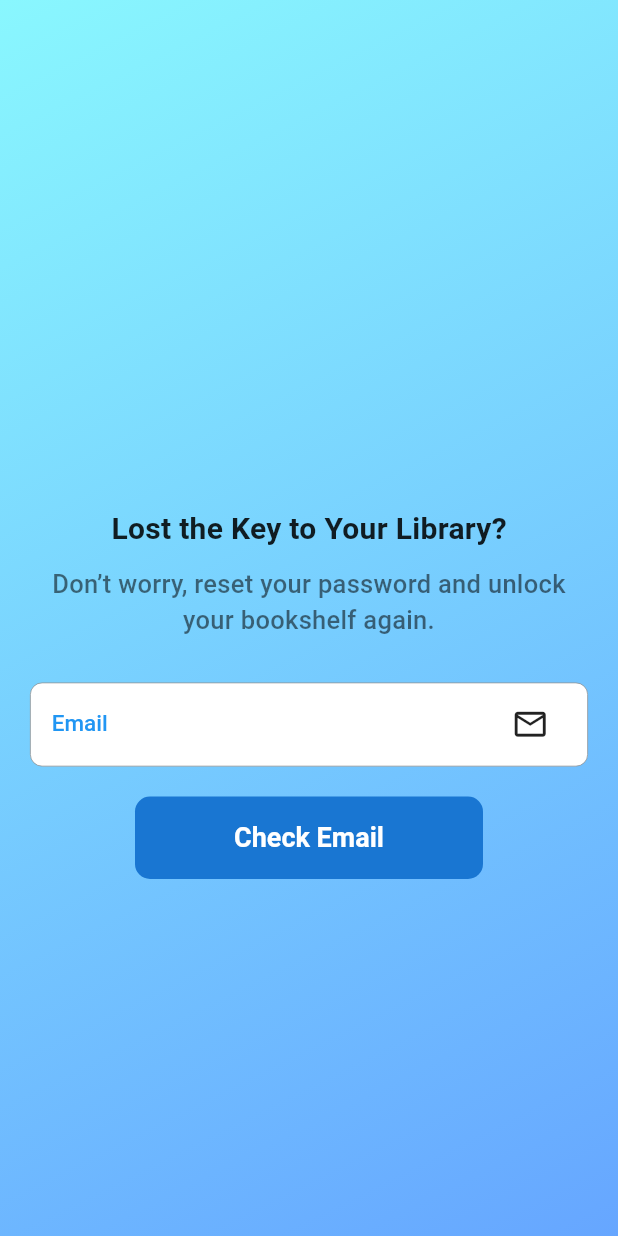
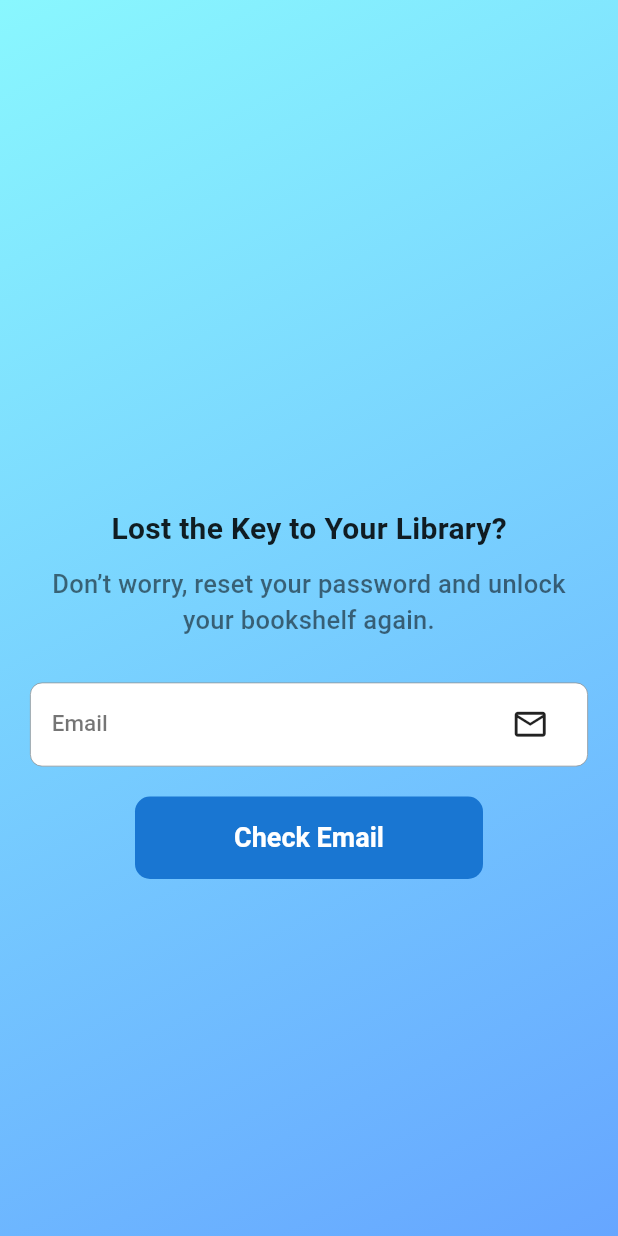
Before and after one commit to MineHope16/Flutter-Dev-Library-Management, a Flutter app: the ForgetPasswordScreen screen opened by its route, on a phone screen of 412 x 824 dp. Run offline on Flutter 3.47's test engine with Material 3 defaults, Android fonts, the phone set to English and light mode, and no system bars; our stand-ins replace cloud_firestore, firebase_auth, firebase_core, flutter_animate, shared_preferences, video_player; accounts and stored records are empty; network calls fail; Roboto replaces fonts that are missing (Poppins).

Commit message:
ThemeMode Fixed

```diff
--- /dev/null
+++ b/lib/Configuration/Routes.dart
@@ -0,0 +1,37 @@
+import 'package:flutter/cupertino.dart';
+import 'package:openlibrary_book_explorer/Presentation/Views/AuthorsScreen.dart';
+import 'package:openlibrary_book_explorer/Presentation/Views/CategoriesScreen.dart';
+import 'package:openlibrary_book_explorer/Presentation/Views/ForgetPasswordScreen.dart';
+import 'package:openlibrary_book_explorer/Presentation/Views/LogInScreen.dart';
+import 'package:openlibrary_book_explorer/Presentation/Views/ProfileScreen.dart';
+import 'package:openlibrary_book_explorer/Presentation/Views/SignUpScreen.dart';
+import 'package:openlibrary_book_explorer/Presentation/Views/SearchScreen.dart';
+import '../Presentation/Views/HomeScreen.dart';
+import '../Presentation/Views/OnBoardingScreen.dart';
+import '../Presentation/Views/SplashScreen.dart';
+
+class AppRoutes {
+  static const String splash = '/';
+  static const String onBoarding = '/onBoarding';
+  static const String login = '/login';
+  static const String signUp = '/signUp';
+  static const String forgetPassword = '/forgetPassword';
+  static const String home = '/home';
+  static const String categories = '/categories';
+  static const String authors = '/authors';
+  static const String profile = '/profile';
+  static const String search = '/search';
+
+  static Map<String, WidgetBuilder> routes = {
+    splash: (context) => SplashScreen(),
+    onBoarding: (context) => OnBoardingScreen(),
+    login: (context) => LogInScreen(),
+    signUp: (context) => SignUpScreen(),
+    forgetPassword: (context) => ForgetPasswordScreen(),
+    home: (context) => HomeScreen(),
+    categories: (context) => CategoriesScreen(),
+    authors: (context) => AuthorsScreen(),
+    profile: (context) => ProfileScreen(),
+    search: (context) => SearchScreen(),
+  };
+}
--- a/lib/Presentation/CommonWidgets/AuthenticationTextField.dart
+++ b/lib/Presentation/CommonWidgets/AuthenticationTextField.dart
@@ -27,7 +27,7 @@ class AuthenticationTextField extends StatelessWidget {
       controller: controller,
       keyboardType: keyboard ?? TextInputType.text,
       hintText: hintText,
-      hintColor: Colors.blue,
+      hintColor: themeProvider.secondaryTextColor,
       hintSize: 15,
       textColor: themeProvider.primaryTextColor,
       suffixIcon: suffixIcon,
--- a/lib/Presentation/Elements/CustomTextField.dart
+++ b/lib/Presentation/Elements/CustomTextField.dart
@@ -67,7 +67,6 @@ class MyTextField extends StatefulWidget {
   final Color? suffixColor;
   final double? labelSize;
 
-
   const MyTextField({
     super.key,
     this.btnLabel,
@@ -133,7 +132,7 @@ class MyTextField extends StatefulWidget {
     this.passwordIconColor,
     this.suffixColor,
     this.labelColor,
-    this.labelSize
+    this.labelSize,
   });
 
   @override
@@ -151,6 +150,9 @@ class _MyTextFieldState extends State<MyTextField> {
 
   @override
   Widget build(BuildContext context) {
+    final theme = Theme.of(context);
+    final isDarkMode = theme.brightness == Brightness.dark;
+
     return Padding(
       padding: EdgeInsets.only(
         left: widget.paddingLeft ?? 0,
@@ -164,15 +166,22 @@ class _MyTextFieldState extends State<MyTextField> {
         // fixed height
         margin: widget.containerMargin,
         padding:
-            widget.containerPadding ?? const EdgeInsets.symmetric(horizontal: 14),
+            widget.containerPadding ??
+            const EdgeInsets.symmetric(horizontal: 14),
         decoration: BoxDecoration(
           borderRadius: widget.borderRadius ?? BorderRadius.circular(8),
-          color: widget.backgroundColor ?? Colors.white,
-          border:
-              widget.removeBorder
+          color:
+              widget.backgroundColor ??
+              (isDarkMode ? const Color(0xFF2C2C2C) : Colors.white),
+          border: widget.removeBorder
               ? null
               : (widget.textFieldBorder ??
-                      Border.all(color: const Color(0xFF909090), width: 0.5)),
+                    Border.all(
+                      color: isDarkMode
+                          ? const Color(0xFF555555)
+                          : const Color(0xFF909090),
+                      width: 0.5,
+                    )),
         ),
         child: Center(
           child: TextFormField(
@@ -194,7 +203,7 @@ class _MyTextFieldState extends State<MyTextField> {
             maxLines: widget.maxLines ?? 1,
             minLines: widget.minLines ?? 1,
             validator: widget.validator,
-            cursorColor: widget.cursorColor ?? Colors.black,
+            cursorColor: widget.cursorColor ?? theme.colorScheme.primary,
             decoration:
                 widget.decoration ??
                 InputDecoration(
@@ -202,15 +211,16 @@ class _MyTextFieldState extends State<MyTextField> {
                   labelText: widget.labelText,
                   labelStyle: TextStyle(
                     fontFamily: 'Poppins',
-                    color: widget.labelColor ?? Colors.black,
+                    color: widget.labelColor ?? theme.colorScheme.onSurface,
                     fontSize: widget.labelSize ?? 20,
                     fontWeight: FontWeight.normal,
                   ),
                   isDense: true,
-                  prefixIcon:
-                      widget.prefixIcon != null ?
-                          Icon(widget.prefixIcon, size: widget.prefixIconSize,) :
-                      widget.prefixIcon == null && widget.icon != null && !widget.isSuffixIcon
+                  prefixIcon: widget.prefixIcon != null
+                      ? Icon(widget.prefixIcon, size: widget.prefixIconSize)
+                      : widget.prefixIcon == null &&
+                            widget.icon != null &&
+                            !widget.isSuffixIcon
                       ? Padding(
                           padding: const EdgeInsets.symmetric(horizontal: 8),
                           child: Image.asset(
@@ -221,8 +231,7 @@ class _MyTextFieldState extends State<MyTextField> {
                             color:
                                 widget.prefixIconColor ??
                                 const Color(0xff7B7B7B),
-                              errorBuilder:
-                                  (context, error, stackTrace) =>
+                            errorBuilder: (context, error, stackTrace) =>
                                 const Icon(Icons.error, size: 20),
                           ),
                         )
@@ -231,13 +240,21 @@ class _MyTextFieldState extends State<MyTextField> {
                       widget.prefixIconConstraints ??
                       const BoxConstraints(minWidth: 36, minHeight: 36),
                   suffixStyle: widget.suffixStyle,
-                  suffixIcon:widget.suffixIcon != null ? Icon(widget.suffixIcon, size: 25, color: widget.suffixColor,) : widget.isPasswordField
+                  suffixIcon: widget.suffixIcon != null
+                      ? Icon(
+                          widget.suffixIcon,
+                          size: 25,
+                          color: widget.suffixColor,
+                        )
+                      : widget.isPasswordField
                       ? IconButton(
                           icon: Icon(
                             isTextObscured
                                 ? Icons.visibility_off_outlined
                                 : Icons.visibility_outlined,
-                      color: widget.passwordIconColor ?? Colors.black,
+                            color:
+                                widget.passwordIconColor ??
+                                theme.colorScheme.onSurface,
                             size: 25,
                           ),
                           padding: EdgeInsets.zero,
@@ -262,8 +279,7 @@ class _MyTextFieldState extends State<MyTextField> {
                               width: widget.suffixIconWidth ?? 20,
                               fit: BoxFit.contain,
                               color: const Color(0xff8697AC),
-                        errorBuilder:
-                            (context, error, stackTrace) =>
+                              errorBuilder: (context, error, stackTrace) =>
                                   const Icon(Icons.error, size: 20),
                             ),
                           ),
@@ -279,7 +295,11 @@ class _MyTextFieldState extends State<MyTextField> {
                       widget.hintStyle ??
                       TextStyle(
                         fontFamily: 'Poppins',
-                        color: widget.hintColor ?? const Color(0xFF909090),
+                        color:
+                            widget.hintColor ??
+                            (isDarkMode
+                                ? const Color(0xFFAAAAAA)
+                                : const Color(0xFF909090)),
                         fontSize: widget.hintSize ?? 14,
                         fontWeight: FontWeight.w500,
                         letterSpacing: 0,
@@ -293,7 +313,7 @@ class _MyTextFieldState extends State<MyTextField> {
             style:
                 widget.inputTextStyle ??
                 TextStyle(
-                  color: widget.textColor ?? Colors.black,
+                  color: widget.textColor ?? theme.colorScheme.onSurface,
                   fontFamily: "Poppins",
                   fontSize: widget.textSize ?? 15,
                   fontWeight: FontWeight.w400,
--- a/lib/Providers/ChangeModeProvider.dart
+++ b/lib/Providers/ChangeModeProvider.dart
@@ -5,7 +5,7 @@ import '../utils/AppTheme.dart';
 
 /// Professional Theme Provider for OpenLibrary Book Explorer
 /// Manages theme state, persistence, and provides comprehensive theming API
-class ThemeProvider extends ChangeNotifier {
+class ThemeProvider extends ChangeNotifier with WidgetsBindingObserver {
   // =============================================================================
   // PRIVATE FIELDS
   // =============================================================================
@@ -27,10 +27,32 @@ class ThemeProvider extends ChangeNotifier {
   ThemeMode get themeMode => _themeMode;
 
   /// Whether current mode is dark theme
-  bool get isDarkMode => _themeMode == ThemeMode.dark;
+  bool get isDarkMode {
+    switch (_themeMode) {
+      case ThemeMode.dark:
+        return true;
+      case ThemeMode.light:
+        return false;
+      case ThemeMode.system:
+        // Check system brightness for system theme mode
+        return WidgetsBinding.instance.platformDispatcher.platformBrightness ==
+            Brightness.dark;
+    }
+  }
 
   /// Whether current mode is light theme
-  bool get isLightMode => _themeMode == ThemeMode.light;
+  bool get isLightMode {
+    switch (_themeMode) {
+      case ThemeMode.light:
+        return true;
+      case ThemeMode.dark:
+        return false;
+      case ThemeMode.system:
+        // Check system brightness for system theme mode
+        return WidgetsBinding.instance.platformDispatcher.platformBrightness ==
+            Brightness.light;
+    }
+  }
 
   /// Whether current mode follows system theme
   bool get isSystemMode => _themeMode == ThemeMode.system;
@@ -83,10 +105,22 @@ class ThemeProvider extends ChangeNotifier {
     try {
       _prefs = await SharedPreferences.getInstance();
       await _loadThemeMode();
+
+      // Add observer for system brightness changes
+      WidgetsBinding.instance.addObserver(this);
     } catch (e) {
       debugPrint('ThemeProvider: Failed to initialize preferences: $e');
       // Continue with default theme mode
     }
+  }
+
+  @override
+  void didChangePlatformBrightness() {
+    // Only notify listeners if we're in system mode
+    if (_themeMode == ThemeMode.system) {
+      notifyListeners();
+    }
+    super.didChangePlatformBrightness();
   }
 
   /// Load theme mode from preferences
@@ -239,9 +273,21 @@ class ThemeProvider extends ChangeNotifier {
     await setThemeMode(ThemeMode.system);
   }
 
+  /// Clear all theme preferences and reset to system default
+  Future<void> clearThemePreferences() async {
+    try {
+      await _prefs?.remove(_themePrefKey);
+      _themeMode = ThemeMode.system;
+      notifyListeners();
+    } catch (e) {
+      debugPrint('ThemeProvider: Failed to clear preferences: $e');
+    }
+  }
+
   @override
   void dispose() {
-    // Clean up any resources if needed
+    // Remove observer for system brightness changes
+    WidgetsBinding.instance.removeObserver(this);
     super.dispose();
   }
 }
```
Also changed, not shown: 1 other file. Lines whose indentation alone changed are shown as unchanged.
